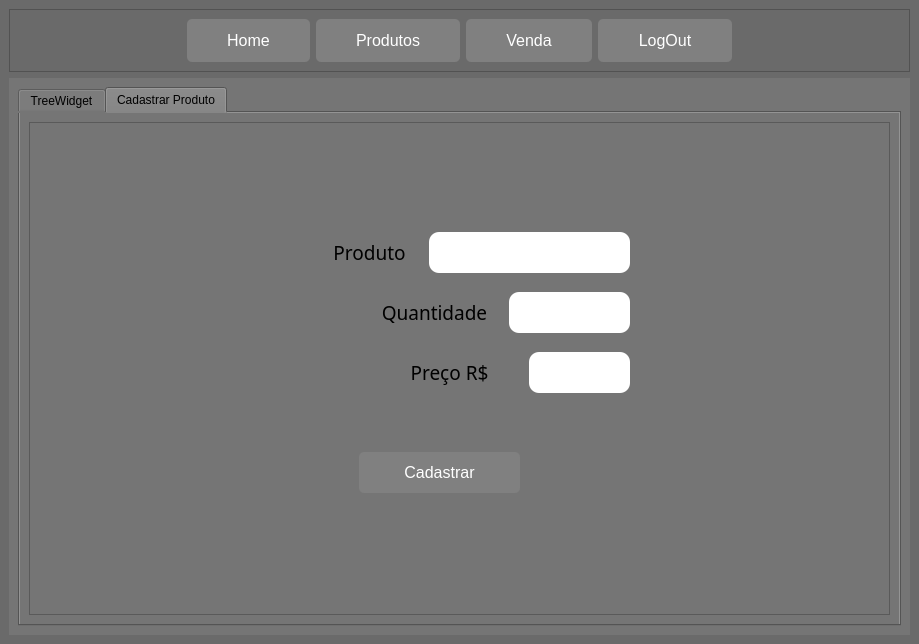
First picture: the form in Projetos em Desenvolvimento/Sistema de Gerenciamento/ui/Produtos_main.ui, repository Ry4n-Ferreir4/Python-Works, before the edit.
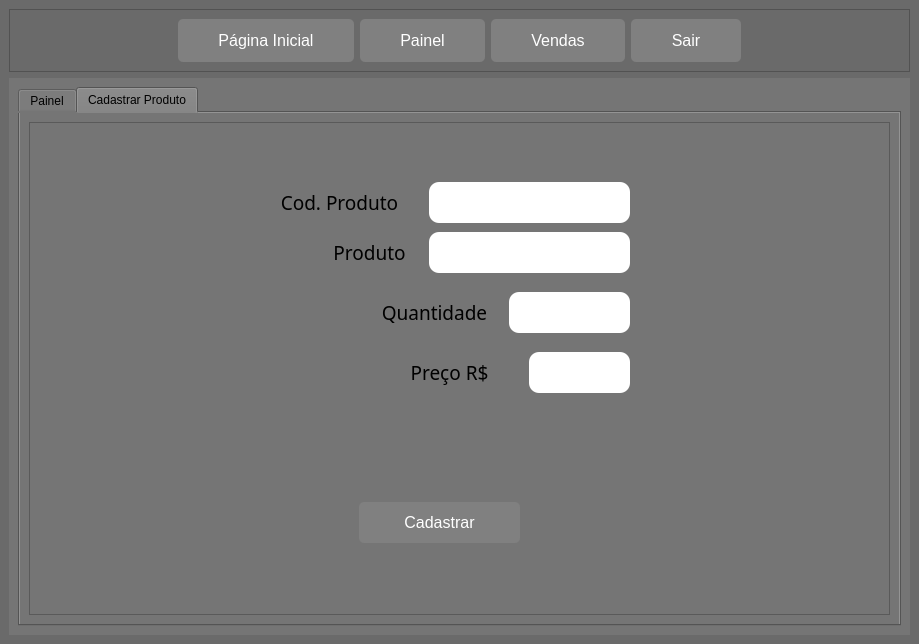
Second picture: the form after the edit. The open tabs and pages were chosen to show the change.

What changed in the file:
```diff
--- a/Projetos em Desenvolvimento/Sistema de Gerenciamento/ui/Produtos_main.ui
+++ b/Projetos em Desenvolvimento/Sistema de Gerenciamento/ui/Produtos_main.ui
@@ -79,7 +79,7 @@
 </string>
          </property>
          <property name="text">
-          <string>Home</string>
+          <string>Página Inicial</string>
          </property>
         </widget>
        </item>
@@ -122,7 +122,7 @@
 </string>
          </property>
          <property name="text">
-          <string>Produtos</string>
+          <string>Painel</string>
          </property>
         </widget>
        </item>
@@ -165,7 +165,7 @@
 </string>
          </property>
          <property name="text">
-          <string>Venda</string>
+          <string>Vendas</string>
          </property>
         </widget>
        </item>
@@ -208,7 +208,7 @@
 </string>
          </property>
          <property name="text">
-          <string>LogOut</string>
+          <string>Sair</string>
          </property>
         </widget>
        </item>
@@ -245,7 +245,7 @@
           </property>
           <widget class="QWidget" name="tables">
            <attribute name="title">
-            <string>TreeWidget</string>
+            <string>Painel</string>
            </attribute>
            <layout class="QVBoxLayout" name="verticalLayout_7">
             <item>
@@ -658,7 +658,7 @@
                <property name="geometry">
                 <rect>
                  <x>330</x>
-                 <y>330</y>
+                 <y>380</y>
                  <width>161</width>
                  <height>41</height>
                 </rect>
@@ -778,6 +778,93 @@
                 <set>Qt::AlignCenter</set>
                </property>
               </widget>
+              <widget class="QLabel" name="msg_box">
+               <property name="geometry">
+                <rect>
+                 <x>180</x>
+                 <y>320</y>
+                 <width>481</width>
+                 <height>41</height>
+                </rect>
+               </property>
+               <property name="font">
+                <font>
+                 <family>Arial Black</family>
+                 <pointsize>14</pointsize>
+                </font>
+               </property>
+               <property name="layoutDirection">
+                <enum>Qt::LeftToRight</enum>
+               </property>
+               <property name="styleSheet">
+                <string notr="true">color: rgb(85, 255, 0);</string>
+               </property>
+               <property name="text">
+                <string/>
+               </property>
+               <property name="alignment">
+                <set>Qt::AlignCenter</set>
+               </property>
+              </widget>
+              <widget class="QLineEdit" name="lineEdit_4">
+               <property name="geometry">
+                <rect>
+                 <x>400</x>
+                 <y>60</y>
+                 <width>201</width>
+                 <height>41</height>
+                </rect>
+               </property>
+               <property name="font">
+                <font>
+                 <family>Arial</family>
+                 <pointsize>12</pointsize>
+                 <weight>75</weight>
+                 <bold>true</bold>
+                </font>
+               </property>
+               <property name="styleSheet">
+                <string notr="true">background-color: rgb(255, 255, 255);
+border-radius:10px;</string>
+               </property>
+               <property name="text">
+                <string/>
+               </property>
+               <property name="maxLength">
+                <number>30</number>
+               </property>
+               <property name="echoMode">
+                <enum>QLineEdit::Normal</enum>
+               </property>
+               <property name="alignment">
+                <set>Qt::AlignCenter</set>
+               </property>
+              </widget>
+              <widget class="QLabel" name="label_8">
+               <property name="geometry">
+                <rect>
+                 <x>230</x>
+                 <y>60</y>
+                 <width>161</width>
+                 <height>41</height>
+                </rect>
+               </property>
+               <property name="font">
+                <font>
+                 <family>Arial Black</family>
+                 <pointsize>14</pointsize>
+                </font>
+               </property>
+               <property name="layoutDirection">
+                <enum>Qt::LeftToRight</enum>
+               </property>
+               <property name="text">
+                <string>Cod. Produto</string>
+               </property>
+               <property name="alignment">
+                <set>Qt::AlignCenter</set>
+               </property>
+              </widget>
              </widget>
             </item>
            </layout>
```
Left out of the diff: 32 changed lines with no effect on the pictures.
